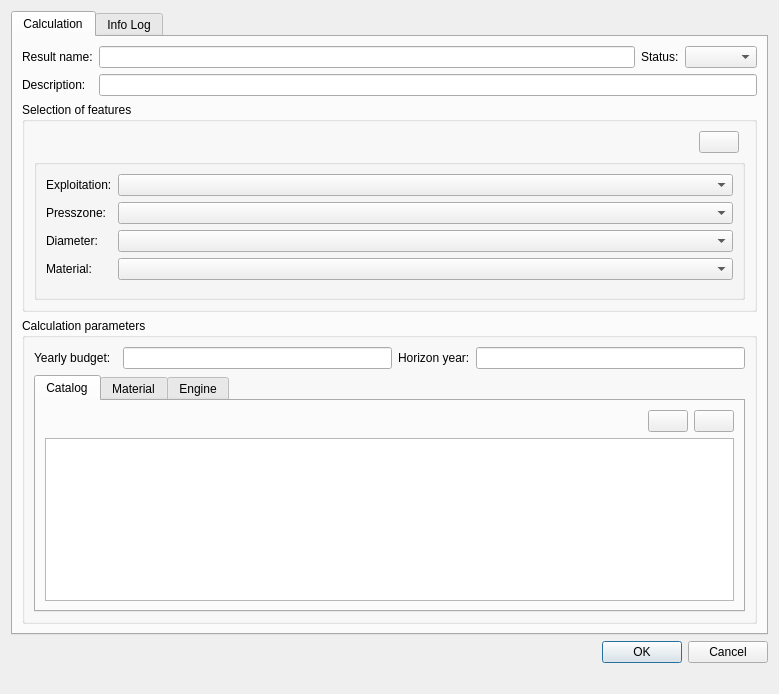
First picture: the form in core/ui/toolbars/am/priority.ui, repository Giswater/giswater_qgis_plugin, before the edit.
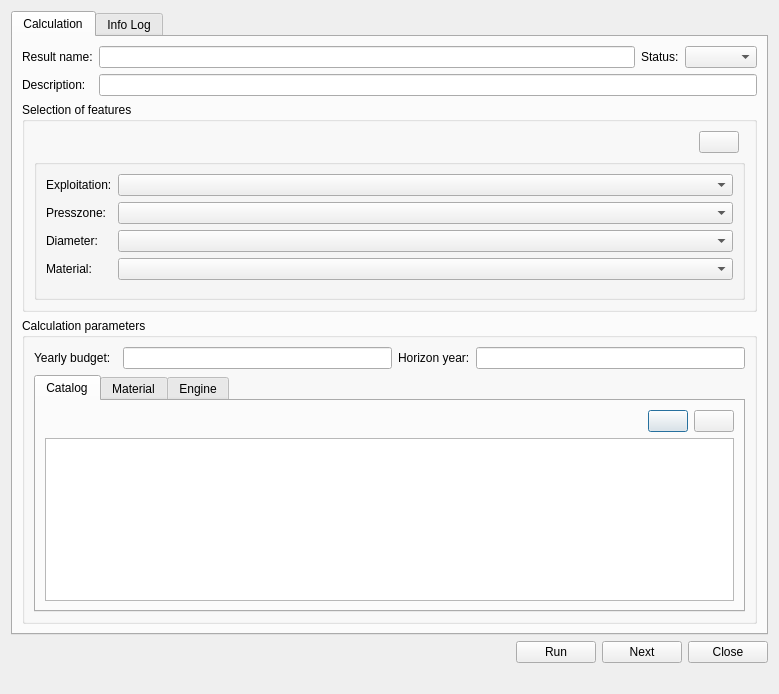
Second picture: the form after the edit.

```diff
--- a/core/ui/toolbars/am/priority.ui
+++ b/core/ui/toolbars/am/priority.ui
@@ -424,18 +424,42 @@
      </widget>
     </widget>
    </item>
-   <item row="5" column="2">
+   <item row="5" column="1" colspan="2">
     <layout class="QGridLayout" name="lyt_buttons">
      <property name="topMargin">
       <number>0</number>
      </property>
+     <item row="0" column="1">
+      <widget class="QPushButton" name="btn_accept">
+       <property name="text">
+        <string>Run</string>
+       </property>
+      </widget>
+     </item>
+     <item row="0" column="2">
+      <widget class="QPushButton" name="btn_again">
+       <property name="text">
+        <string>Next</string>
+       </property>
+      </widget>
+     </item>
      <item row="0" column="0">
-      <widget class="QDialogButtonBox" name="buttonBox">
-       <property name="standardButtons">
-        <set>QDialogButtonBox::Cancel|QDialogButtonBox::Ok</set>
+      <spacer name="horizontalSpacer">
+       <property name="orientation">
+        <enum>Qt::Horizontal</enum>
        </property>
-       <property name="centerButtons">
-        <bool>false</bool>
+       <property name="sizeHint" stdset="0">
+        <size>
+         <width>40</width>
+         <height>20</height>
+        </size>
+       </property>
+      </spacer>
+     </item>
+     <item row="0" column="3">
+      <widget class="QPushButton" name="btn_close">
+       <property name="text">
+        <string>Close</string>
        </property>
       </widget>
      </item>
```
